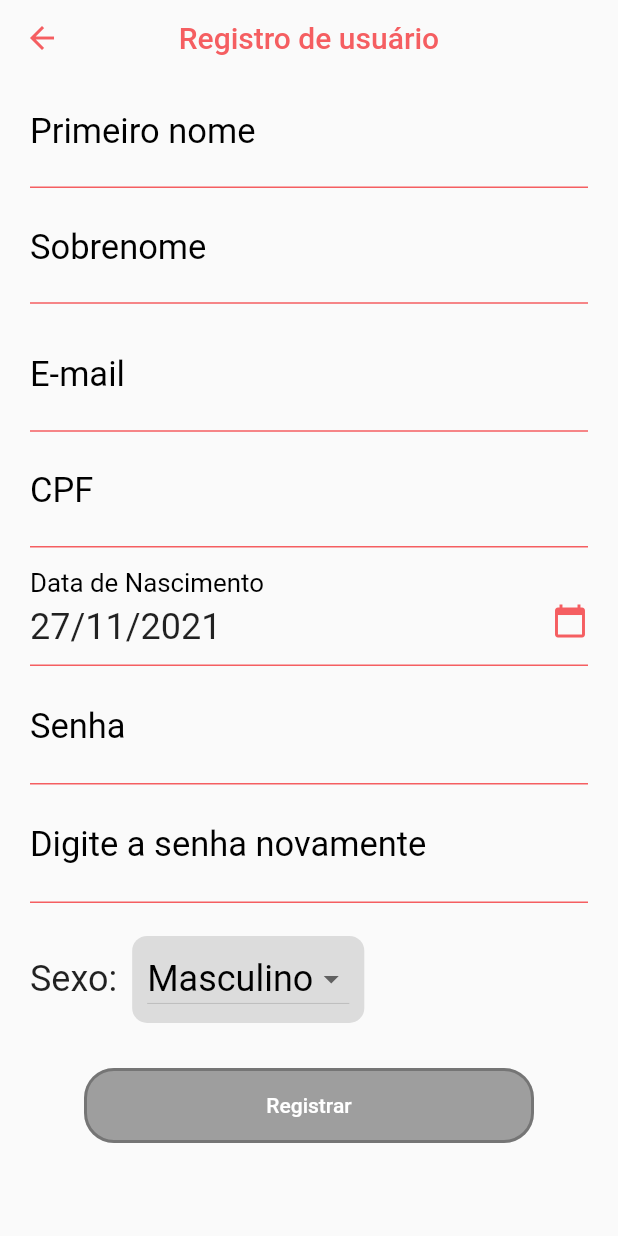
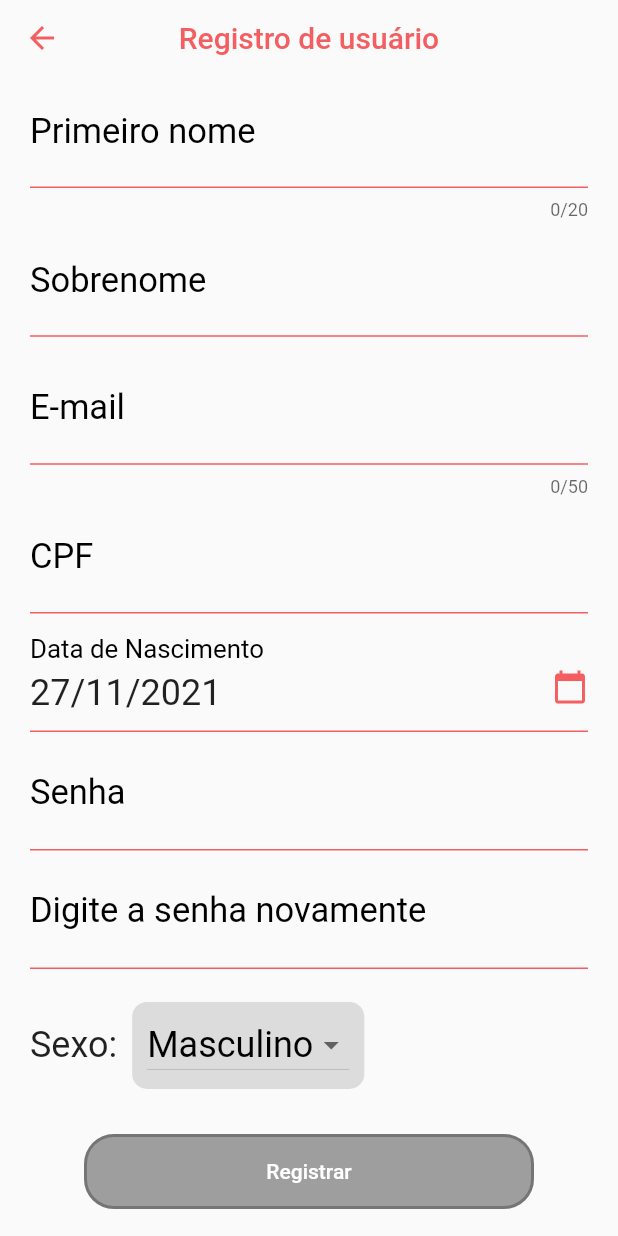
Before and after one commit to TromeBr/proj_flutter_tcc, a Flutter app: the screen it shows after launch, after a tap on "Registre-se", on a phone screen of 412 x 824 dp. Run offline on Flutter 3.47's test engine with Material 2 defaults, Android fonts, the phone set to English and light mode, and no system bars; our stand-ins replace convert, file_picker, full_screen_image, hex, image_picker, mask_text_input_formatter and 2 more; missing offline and left inert: encrypt, flutter_pdfview, pointycastle.

Commit message:
Ajuste de bugs -> BUGLOG 2

```diff
--- a/lib/components/textBox.dart
+++ b/lib/components/textBox.dart
@@ -15,6 +15,7 @@ class TextBoxStandard extends StatefulWidget {
   final Function onChange;
   final Function onTap;
   final bool readOnly;
+  final int maxLength;
 
 
 
@@ -30,8 +31,8 @@ class TextBoxStandard extends StatefulWidget {
     this.keyboardType = TextInputType.text,
     this.onChange,
     this.onTap,
-    this.readOnly = false
-
+    this.readOnly = false,
+    this.maxLength
   });
 
   @override
@@ -49,6 +50,7 @@ class TextBoxStandard extends StatefulWidget {
       onChange: this.onChange,
       onTap: this.onTap,
       readOnly: this.readOnly,
+      maxLength: this.maxLength,
     );
   }
 }
@@ -66,6 +68,7 @@ class TextBoxState extends State<TextBoxStandard> {
   Function onChange;
   final Function onTap;
   final bool readOnly;
+  final int maxLength;
 
   bool _isHidden;
 
@@ -82,6 +85,7 @@ class TextBoxState extends State<TextBoxStandard> {
     this.onChange,
     this.onTap,
     this.readOnly = false,
+    this.maxLength,
   });
   initState(){
       _isHidden = obscureText;
@@ -91,6 +95,7 @@ class TextBoxState extends State<TextBoxStandard> {
     return Padding(
       padding: const EdgeInsets.fromLTRB(20, 2, 20, 2),
       child: TextField(
+        maxLength: maxLength,
         cursorColor: Color(Constants.SYSTEM_PRIMARY_COLOR),
         readOnly: readOnly,
         controller: controller,
--- a/lib/main.dart
+++ b/lib/main.dart
@@ -22,11 +22,11 @@ class TCCApp extends StatelessWidget {
         ),
       ),
       darkTheme: ThemeData(
-        brightness: Brightness.dark,
-        primaryColor: Colors.white,
-        accentColor: Colors.white,
+        brightness: Brightness.light,
+        primaryColor: Color(Constants.SYSTEM_PRIMARY_COLOR),
+        accentColor: Color(Constants.SYSTEM_SECUNDARY_COLOR),
         scrollbarTheme: ScrollbarThemeData().copyWith(
-          thumbColor: MaterialStateProperty.all(Colors.white),
+          thumbColor: MaterialStateProperty.all(Colors.grey[500]),
         ),
       ),
       routes: {
--- a/lib/screens/login/register.dart
+++ b/lib/screens/login/register.dart
@@ -53,6 +53,7 @@ class UserRegistrationWidgetState extends State<UserRegistrationScreen> {
               TextBoxStandard(
                 nameLabel: Constants.NAME_LABEL_TEXT,
                 controller: _registerFirstName,
+                maxLength: 20,
               ),
               TextBoxStandard(
                 nameLabel: Constants.SURNAME_LABEL_TEXT,
@@ -65,6 +66,7 @@ class UserRegistrationWidgetState extends State<UserRegistrationScreen> {
                 nameLabel: Constants.EMAIL_LABEL_TEXT,
                 controller: _registerEmail,
                 keyboardType: TextInputType.emailAddress,
+                maxLength: 50,
               ),
               TextBoxStandard(
                 nameLabel: Constants.CPF_LABEL_TEXT,
--- a/pubspec.yaml
+++ b/pubspec.yaml
@@ -41,6 +41,7 @@ dependencies:
   hex: ^0.2.0
   encrypt: ^5.0.1
   share: ^2.0.4
+  flutter_launcher_icons: ^0.9.2
 
 
 
```
Also changed, not shown: lib/components/hamburguerMenu.dart (+7 -7 lines), lib/screens/user/myData.dart (+8 -1 lines), pubspec.lock.
